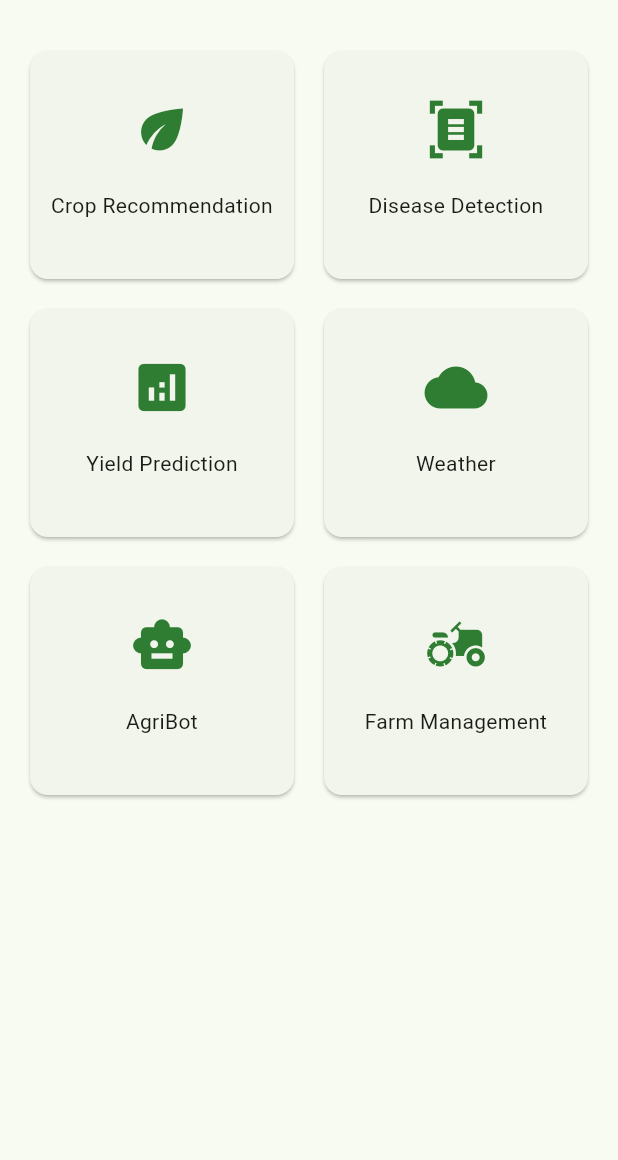
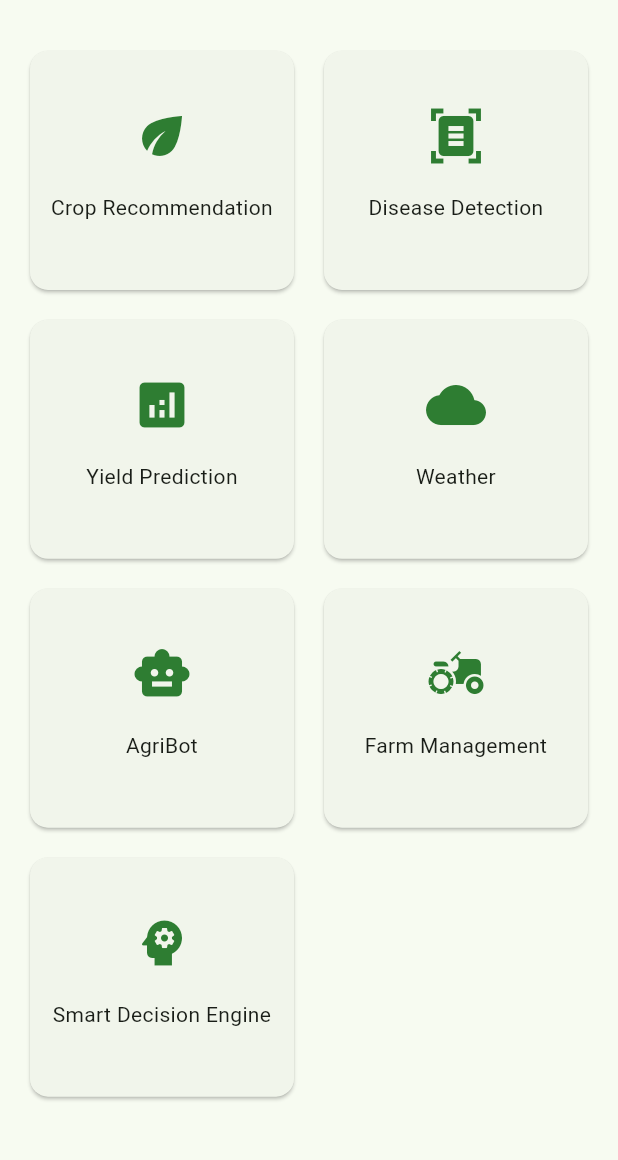
Before and after one commit to Jatinkanara21/AgriSmart2, a Flutter app: the DashboardScreen screen opened directly, on a phone screen of 412 x 824 dp, the part 63-1223 px from its top. Run offline on Flutter 3.47's test engine with Material 3 defaults, Android fonts, the phone set to English and light mode, and no system bars; our stand-ins replace shared_preferences; accounts and stored records are empty.

Commit message:
Build AgriBot and smart decision mobile modules

```diff
--- a/mobile/lib/screens/dashboard_screen.dart
+++ b/mobile/lib/screens/dashboard_screen.dart
@@ -1,11 +1,24 @@
 import 'package:flutter/material.dart';
 import 'farms_screen.dart';
 import 'crop_recommendation_screen.dart';
+import 'weather_screen.dart';
+import 'agribot_screen.dart';
+import 'decision_engine_screen.dart';
 
 class DashboardScreen extends StatelessWidget {
   const DashboardScreen({super.key});
   @override Widget build(BuildContext context) {
-    final modules=[('Crop Recommendation',Icons.eco,const CropRecommendationScreen()),('Disease Detection',Icons.document_scanner,null),('Yield Prediction',Icons.analytics,null),('Weather',Icons.cloud,null),('AgriBot',Icons.smart_toy,null),('Farm Management',Icons.agriculture,const FarmsScreen())];
-    return Scaffold(appBar:AppBar(title:const Text('AgriSmart Dashboard')),body:GridView.builder(padding:const EdgeInsets.all(16),gridDelegate:const SliverGridDelegateWithFixedCrossAxisCount(crossAxisCount:2,crossAxisSpacing:12,mainAxisSpacing:12,childAspectRatio:1.15),itemCount:modules.length,itemBuilder:(_,i)=>Card(child:InkWell(onTap:modules[i].$3==null?null:()=>Navigator.push(context,MaterialPageRoute(builder:(_)=>modules[i].$3!)),child:Column(mainAxisAlignment:MainAxisAlignment.center,children:[Icon(modules[i].$2,size:42,color:const Color(0xFF2E7D32)),const SizedBox(height:12),Padding(padding:const EdgeInsets.all(8),child:Text(modules[i].$1,textAlign:TextAlign.center))])))));
+    final modules=[
+      ('Crop Recommendation',Icons.eco,const CropRecommendationScreen()),
+      ('Disease Detection',Icons.document_scanner,null),
+      ('Yield Prediction',Icons.analytics,null),
+      ('Weather',Icons.cloud,const WeatherScreen()),
+      ('AgriBot',Icons.smart_toy,const AgriBotScreen()),
+      ('Farm Management',Icons.agriculture,const FarmsScreen()),
+      ('Smart Decision Engine',Icons.psychology,const DecisionEngineScreen())
+    ];
+    return Scaffold(appBar:AppBar(title:const Text('AgriSmart Dashboard')),body:GridView.builder(
+      padding:const EdgeInsets.all(16),gridDelegate:const SliverGridDelegateWithFixedCrossAxisCount(crossAxisCount:2,crossAxisSpacing:12,mainAxisSpacing:12,childAspectRatio:1.1),
+      itemCount:modules.length,itemBuilder:(_,i)=>Card(child:InkWell(onTap:modules[i].$3==null?null:()=>Navigator.push(context,MaterialPageRoute(builder:(_)=>modules[i].$3!)),child:Column(mainAxisAlignment:MainAxisAlignment.center,children:[Icon(modules[i].$2,size:40,color:const Color(0xFF2E7D32)),const SizedBox(height:10),Padding(padding:const EdgeInsets.all(8),child:Text(modules[i].$1,textAlign:TextAlign.center))])))));
   }
 }
```
